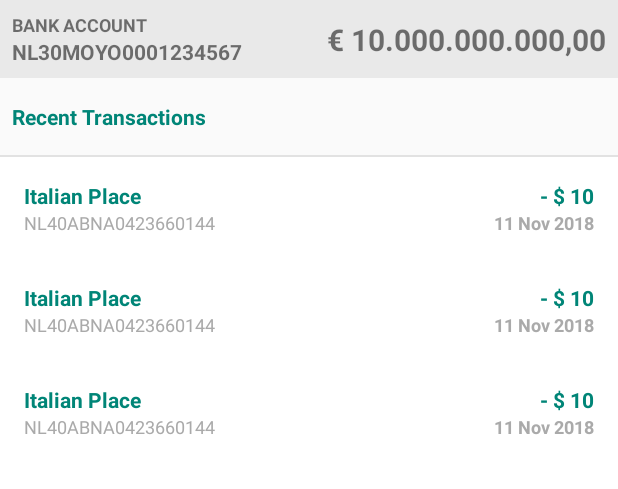
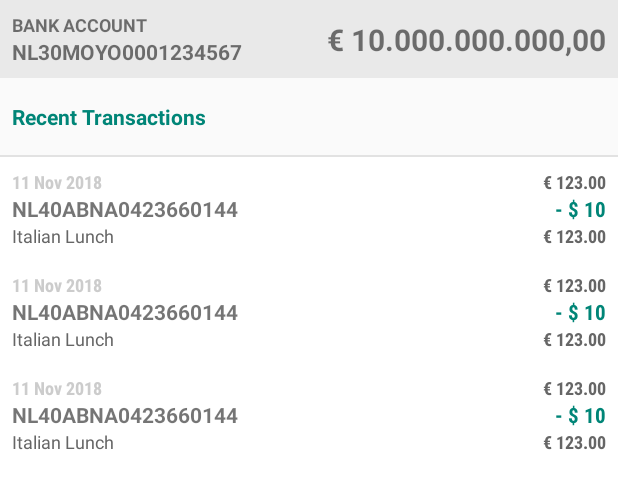
Before and after one commit to jordansilva/MyWalletTest, an Android app: the layout activity_main.xml on its own in the app's theme, with its tools: preview values and no code run, on a phone screen of 412 x 824 dp. Shown: the top 489 px of the screen. Run offline under Robolectric (Android 15) with nearby library versions, the phone set to English and light mode, and no system bars.

Commit message:
Adding balance before and after the transaction

```diff
--- a/app/src/main/java/com/jordansilva/mywallet/di/KoinModule.kt
+++ b/app/src/main/java/com/jordansilva/mywallet/di/KoinModule.kt
@@ -7,7 +7,7 @@ import com.jordansilva.mywallet.domain.repository.BankAccountRepository
 import com.jordansilva.mywallet.mapper.BankAccountMapperView
 import com.jordansilva.mywallet.mapper.MapperView
 import com.jordansilva.mywallet.model.BankAccountView
-import com.jordansilva.mywallet.ui.BankAccountViewModel
+import com.jordansilva.mywallet.ui.bank.BankAccountViewModel
 import org.koin.android.ext.koin.androidApplication
 import org.koin.androidx.viewmodel.ext.koin.viewModel
 import org.koin.dsl.module.module
--- a/app/src/main/java/com/jordansilva/mywallet/model/BankTransactionView.kt
+++ b/app/src/main/java/com/jordansilva/mywallet/model/BankTransactionView.kt
@@ -8,5 +8,5 @@ import java.util.*
 data class BankTransactionView(
     var id: String, var amount: Double,
     var description: String?, var otherAccount: String, var date: Date,
-    var balanceAfter: Double? = null, var balanceBefore: Double? = null
+    var amountAfter: Double? = null, var amountBefore: Double? = null
     ) : Parcelable
--- a/app/src/main/java/com/jordansilva/mywallet/ui/BankAccountViewModel.kt
+++ b/app/src/main/java/com/jordansilva/mywallet/ui/bank/BankAccountViewModel.kt
@@ -1,10 +1,11 @@
-package com.jordansilva.mywallet.ui
+package com.jordansilva.mywallet.ui.bank
 
 import androidx.lifecycle.MutableLiveData
 import com.jordansilva.mywallet.domain.interactor.account.GetAccountWithTransactionsUseCase
 import com.jordansilva.mywallet.domain.model.BankAccount
 import com.jordansilva.mywallet.mapper.MapperView
 import com.jordansilva.mywallet.model.BankAccountView
+import com.jordansilva.mywallet.ui.BaseViewModel
 
 class BankAccountViewModel(private val getPOIUseCase: GetAccountWithTransactionsUseCase,
                    private val mapper: MapperView<BankAccount, BankAccountView>) : BaseViewModel() {
--- a/app/src/main/res/layout/activity_main.xml
+++ b/app/src/main/res/layout/activity_main.xml
@@ -79,7 +79,7 @@
         android:layout_width="match_parent"
         android:layout_height="1dp"
         android:layout_marginTop="16dp"
-        android:background="@color/gray"
+        android:background="@color/transparent_gray"
         app:layout_constraintTop_toBottomOf="@+id/textRecentTransactions" />
 
     <androidx.recyclerview.widget.RecyclerView
--- a/app/src/main/res/layout/activity_transaction_detail.xml
+++ b/app/src/main/res/layout/activity_transaction_detail.xml
@@ -5,8 +5,8 @@
     android:layout_height="match_parent"
     android:animateLayoutChanges="true"
     android:minWidth="300dp"
-    android:minHeight="400dp"
     android:orientation="vertical"
+    android:paddingBottom="32dp"
     tools:context=".ui.transaction.TransactionDetailFragment">
 
     <RelativeLayout
--- a/app/src/main/res/layout/row_transaction.xml
+++ b/app/src/main/res/layout/row_transaction.xml
@@ -11,54 +11,77 @@
         android:id="@+id/textOtherAccount"
         android:layout_width="0dp"
         android:layout_height="wrap_content"
-        android:layout_marginStart="8dp"
-        android:layout_marginTop="8dp"
         android:layout_marginEnd="8dp"
-        android:textColor="@color/colorPrimary"
         android:textStyle="bold"
-        app:layout_constraintEnd_toStartOf="@+id/textAmount"
+        app:layout_constraintEnd_toStartOf="@+id/linearAmount"
+        app:layout_constraintHorizontal_bias="1.0"
         app:layout_constraintStart_toStartOf="parent"
-        app:layout_constraintTop_toTopOf="parent"
-        tools:text="Italian Place" />
+        app:layout_constraintTop_toBottomOf="@+id/textDate"
+        tools:text="NL40ABNA0423660144" />
 
     <TextView
         android:id="@+id/textDescription"
         android:layout_width="0dp"
         android:layout_height="wrap_content"
-        android:layout_marginStart="8dp"
-        android:layout_marginEnd="8dp"
-        android:layout_marginBottom="8dp"
-        android:textColor="@android:color/darker_gray"
+        android:textColor="@color/dark_gray"
         android:textSize="12sp"
-        app:layout_constraintBottom_toBottomOf="parent"
-        app:layout_constraintEnd_toStartOf="@+id/textDate"
         app:layout_constraintStart_toStartOf="parent"
         app:layout_constraintTop_toBottomOf="@+id/textOtherAccount"
-        tools:text="NL40ABNA0423660144" />
-
-    <TextView
-        android:id="@+id/textAmount"
-        android:layout_width="wrap_content"
-        android:layout_height="wrap_content"
-        android:layout_marginTop="8dp"
-        android:layout_marginEnd="8dp"
-        android:textColor="@color/colorPrimary"
-        android:textStyle="bold"
-        app:layout_constraintEnd_toEndOf="parent"
-        app:layout_constraintTop_toTopOf="parent"
-        tools:text="- $ 10" />
+        tools:text="Italian Lunch" />
 
 
     <TextView
         android:id="@+id/textDate"
         android:layout_width="wrap_content"
         android:layout_height="wrap_content"
-        android:layout_marginEnd="8dp"
-        android:textColor="@android:color/darker_gray"
+        android:fontFamily="sans-serif-condensed"
+        android:textColor="@color/gray"
         android:textSize="12sp"
         android:textStyle="bold"
-        app:layout_constraintEnd_toEndOf="parent"
-        app:layout_constraintTop_toBottomOf="@+id/textAmount"
+        app:layout_constraintStart_toStartOf="parent"
+        app:layout_constraintTop_toTopOf="parent"
         tools:text="11 Nov 2018" />
 
+    <LinearLayout
+        android:id="@+id/linearAmount"
+        android:layout_width="wrap_content"
+        android:layout_height="wrap_content"
+        android:gravity="right"
+        android:orientation="vertical"
+        app:layout_constraintBottom_toBottomOf="parent"
+        app:layout_constraintEnd_toEndOf="parent"
+        app:layout_constraintTop_toTopOf="parent">
+
+        <TextView
+            android:id="@+id/textAmountAfter"
+            android:layout_width="wrap_content"
+            android:layout_height="wrap_content"
+            android:fontFamily="sans-serif-condensed"
+            android:textColor="@color/dark_gray"
+            android:textSize="12sp"
+            android:textStyle="bold"
+            tools:text="€ 123.00" />
+
+        <TextView
+            android:id="@+id/textAmount"
+            android:layout_width="wrap_content"
+            android:layout_height="wrap_content"
+            android:fontFamily="sans-serif-condensed"
+            android:textColor="@color/colorPrimary"
+            android:textStyle="bold"
+            tools:text="- $ 10" />
+
+
+        <TextView
+            android:id="@+id/textAmountBefore"
+            android:layout_width="wrap_content"
+            android:layout_height="wrap_content"
+            android:fontFamily="sans-serif-condensed"
+            android:textColor="@color/dark_gray"
+            android:textSize="12sp"
+            android:textStyle="bold"
+            tools:text="€ 123.00" />
+
+    </LinearLayout>
+
 </androidx.constraintlayout.widget.ConstraintLayout>
--- a/app/src/main/res/values/colors.xml
+++ b/app/src/main/res/values/colors.xml
@@ -3,5 +3,8 @@
     <color name="colorPrimary">#008577</color>
     <color name="colorPrimaryDark">#00574B</color>
     <color name="colorAccent">#D81B60</color>
-    <color name="gray">#80CCCCCC</color>
+    <color name="transparent_gray">#80CCCCCC</color>
+    <color name="gray">#CCCCCC</color>
+    <color name="dark_gray">#666666</color>
+    <color name="light_gray">#EFEFEF</color>
 </resources>
--- a/data/src/main/java/com/jordansilva/mywallet/data/repository/BankAccountDataRepository.kt
+++ b/data/src/main/java/com/jordansilva/mywallet/data/repository/BankAccountDataRepository.kt
@@ -18,7 +18,10 @@ class BankAccountDataRepository constructor(private val assetManager: AssetManag
             .setDateFormat("yyyy-MM-dd'T'HH:mm:ss.SSS'Z'")
             .create()
 
-        return gson.fromJson(text, BankAccount::class.java)
+        val bankAccount = gson.fromJson(text, BankAccount::class.java)
+        bankAccount.transactions.sortByDescending { it.date }
+
+        return bankAccount
     }
 
 }
--- a/domain/src/main/java/com/jordansilva/mywallet/domain/interactor/account/GetAccountWithTransactionsUseCase.kt
+++ b/domain/src/main/java/com/jordansilva/mywallet/domain/interactor/account/GetAccountWithTransactionsUseCase.kt
@@ -9,6 +9,7 @@ class GetAccountWithTransactionsUseCase(private var repository: BankAccountRepos
     fun execute(): BankAccount {
         try {
             val bankAccount = repository.getBankAccount()
+            bankAccount.computeTransactionsBalance()
 
             return bankAccount
         } catch (exception: Exception) {
--- a/domain/src/main/java/com/jordansilva/mywallet/domain/model/BankTransaction.kt
+++ b/domain/src/main/java/com/jordansilva/mywallet/domain/model/BankTransaction.kt
@@ -5,4 +5,8 @@ import java.util.*
 class BankTransaction(var amount: Double,
                   var description: String?,
                   var otherAccount: String,
-                  var date: Date) : BaseModel()
+                  var date: Date) : BaseModel() {
+
+    var afterAmount : Double? = null
+
+}
```
Also changed, not shown: app/src/main/java/com/jordansilva/mywallet/MainActivity.kt (+9 -4 lines), app/src/main/java/com/jordansilva/mywallet/mapper/BankTransactionMapperView.kt (+7 -1 lines), app/src/main/java/com/jordansilva/mywallet/ui/transaction/BankTransactionAdapter.kt (renamed from app/src/main/java/com/jordansilva/mywallet/ui/BankTransactionAdapter.kt, +12 -1 lines), domain/src/main/java/com/jordansilva/mywallet/domain/interactor/transaction/GetTransactionUseCase.kt (deleted, +0 -22 lines), domain/src/main/java/com/jordansilva/mywallet/domain/model/BankAccount.kt (+7 -5 lines).
